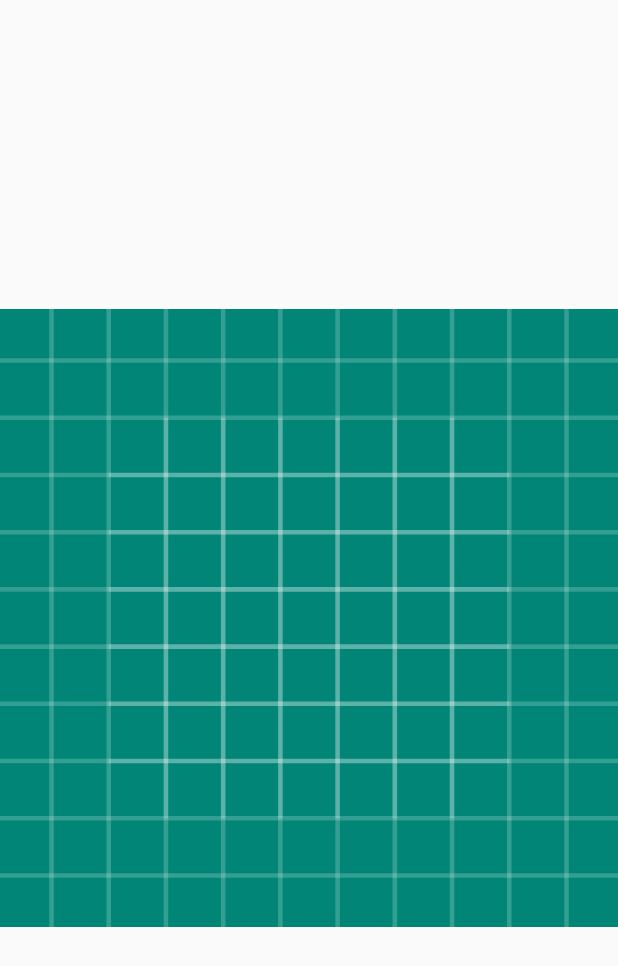
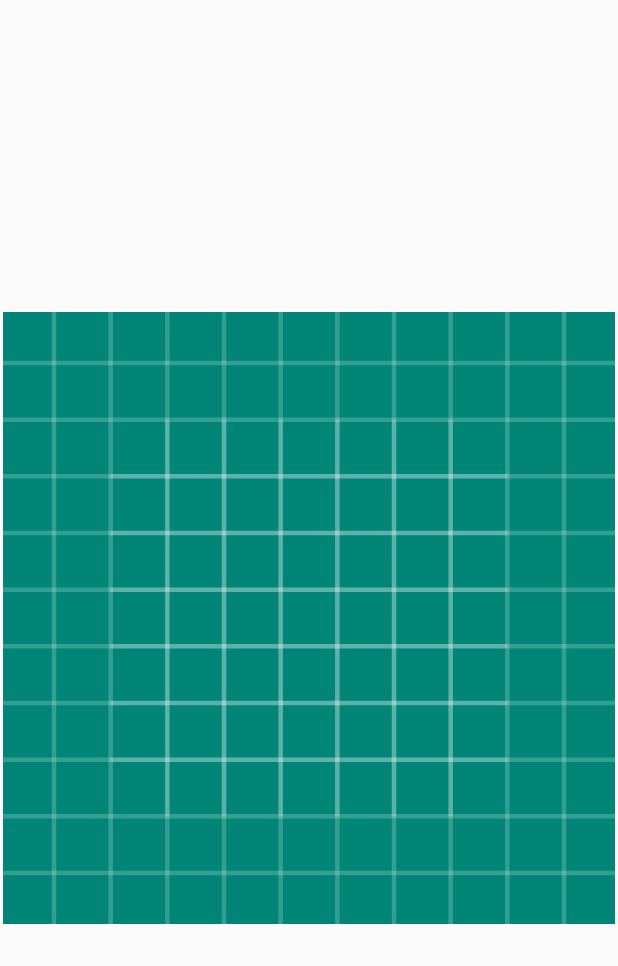
Before and after one commit to westonal/Giphy, an Android app: the layout fragment_gif.xml on its own in the app's theme, with its tools: preview values and no code run, on a phone screen of 412 x 824 dp. Shown: the top 966 px of the screen. Run offline under Robolectric (Android 15) with nearby library versions, the phone set to English and light mode, and no system bars.

Commit message:
Tidy (#9)
* Tidy

* Simplify layouts and extract margins

* Fix coverage and warnings

* README

```diff
--- a/app/src/main/AndroidManifest.xml
+++ b/app/src/main/AndroidManifest.xml
@@ -1,5 +1,6 @@
 <?xml version="1.0" encoding="utf-8"?>
 <manifest xmlns:android="http://schemas.android.com/apk/res/android"
+    xmlns:tools="http://schemas.android.com/tools"
     package="io.github.westonal.alansgiphysearch">
 
     <uses-permission android:name="android.permission.INTERNET" />
@@ -7,11 +8,13 @@
     <application
         android:name=".App"
         android:allowBackup="true"
+        android:fullBackupContent="false"
         android:icon="@mipmap/ic_launcher"
         android:label="@string/app_name"
         android:roundIcon="@mipmap/ic_launcher_round"
         android:supportsRtl="true"
-        android:theme="@style/Theme.AppCompat.Light.NoActionBar">
+        android:theme="@style/AppTheme"
+        tools:ignore="GoogleAppIndexingWarning">
         <activity android:name=".MainActivity">
             <intent-filter>
                 <action android:name="android.intent.action.MAIN" />
--- a/app/src/main/java/io/github/westonal/alansgiphysearch/GifListFragment.java
+++ b/app/src/main/java/io/github/westonal/alansgiphysearch/GifListFragment.java
@@ -21,15 +21,12 @@ import androidx.recyclerview.widget.RecyclerView;
 import io.github.westonal.alansgiphysearch.gifdata.GifListViewModel;
 import io.github.westonal.alansgiphysearch.gifdata.GifPagedListAdapter;
 import io.github.westonal.alansgiphysearch.gifdata.NetworkState;
-import io.github.westonal.giphyapi.GiphyService;
 import timber.log.Timber;
 
 public final class GifListFragment extends Fragment {
 
     @Inject
-    GiphyService giphyService;
-
-    @Inject
+    @SuppressWarnings("WeakerAccess")
     ViewModelProvider.Factory viewModelFactory;
 
     private GifListViewModel gifListViewModel;
--- a/app/src/main/java/io/github/westonal/alansgiphysearch/PaginatedGiphyDataSource.java
+++ b/app/src/main/java/io/github/westonal/alansgiphysearch/PaginatedGiphyDataSource.java
@@ -14,7 +14,7 @@ import timber.log.Timber;
 
 public abstract class PaginatedGiphyDataSource extends PageKeyedDataSource<Integer, Gif> {
 
-    private MutableLiveData<NetworkState> networkState = new MutableLiveData<>();
+    private final MutableLiveData<NetworkState> networkState = new MutableLiveData<>();
 
     private Runnable retry;
 
--- a/app/src/main/java/io/github/westonal/alansgiphysearch/dagger/ServiceModule.java
+++ b/app/src/main/java/io/github/westonal/alansgiphysearch/dagger/ServiceModule.java
@@ -15,7 +15,7 @@ import retrofit2.Retrofit;
 import retrofit2.converter.gson.GsonConverterFactory;
 
 @Module
-public final class ServiceModule {
+final class ServiceModule {
 
     @Provides
     @Singleton
--- a/app/src/main/java/io/github/westonal/alansgiphysearch/gifdata/GifPagedListAdapter.java
+++ b/app/src/main/java/io/github/westonal/alansgiphysearch/gifdata/GifPagedListAdapter.java
@@ -45,7 +45,7 @@ public final class GifPagedListAdapter extends PagedListAdapter<Gif, GifPagedLis
     }
 
     static class GifViewHolder extends RecyclerView.ViewHolder {
-        private ImageView imageView;
+        private final ImageView imageView;
 
         private GifViewHolder(final View root) {
             super(root);
--- a/app/src/main/res/layout/fragment_gif.xml
+++ b/app/src/main/res/layout/fragment_gif.xml
@@ -1,15 +1,9 @@
 <?xml version="1.0" encoding="utf-8"?>
-<FrameLayout xmlns:android="http://schemas.android.com/apk/res/android"
+<ImageView xmlns:android="http://schemas.android.com/apk/res/android"
     xmlns:tools="http://schemas.android.com/tools"
+    android:id="@+id/image_view_gif"
     android:layout_width="match_parent"
     android:layout_height="match_parent"
-    tools:context=".GifFragment">
-
-    <ImageView
-        android:id="@+id/image_view_gif"
-        android:layout_width="match_parent"
-        android:layout_height="match_parent"
-        tools:ignore="ContentDescription"
-        tools:src="@drawable/ic_launcher_background" />
-
-</FrameLayout>
+    android:layout_margin="@dimen/standard_margin"
+    tools:ignore="ContentDescription"
+    tools:src="@drawable/ic_launcher_background" />
--- a/app/src/main/res/layout/fragment_gif_list.xml
+++ b/app/src/main/res/layout/fragment_gif_list.xml
@@ -10,11 +10,7 @@
         android:id="@+id/edit_text_search"
         android:layout_width="0dp"
         android:layout_height="wrap_content"
-        android:layout_marginStart="8dp"
-        android:layout_marginLeft="8dp"
-        android:layout_marginTop="8dp"
-        android:layout_marginEnd="8dp"
-        android:layout_marginRight="8dp"
+        android:layout_margin="8dp"
         android:autofillHints="@string/app_name"
         android:hint="@string/search"
         android:imeOptions="actionDone"
--- /dev/null
+++ b/app/src/main/res/values/dimens.xml
@@ -0,0 +1,4 @@
+<?xml version="1.0" encoding="utf-8"?>
+<resources>
+    <dimen name="standard_margin">2dp</dimen>
+</resources>
--- a/app/src/main/res/values/styles.xml
+++ b/app/src/main/res/values/styles.xml
@@ -1,7 +1,7 @@
 <resources>
 
     <!-- Base application theme. -->
-    <style name="AppTheme" parent="Theme.AppCompat.Light.DarkActionBar">
+    <style name="AppTheme" parent="Theme.AppCompat.Light.NoActionBar">
         <!-- Customize your theme here. -->
         <item name="colorPrimary">@color/colorPrimary</item>
         <item name="colorPrimaryDark">@color/colorPrimaryDark</item>
```
Also changed, not shown: app/src/main/res/layout/item_gif.xml (+1 -6 lines), 2 other files.
